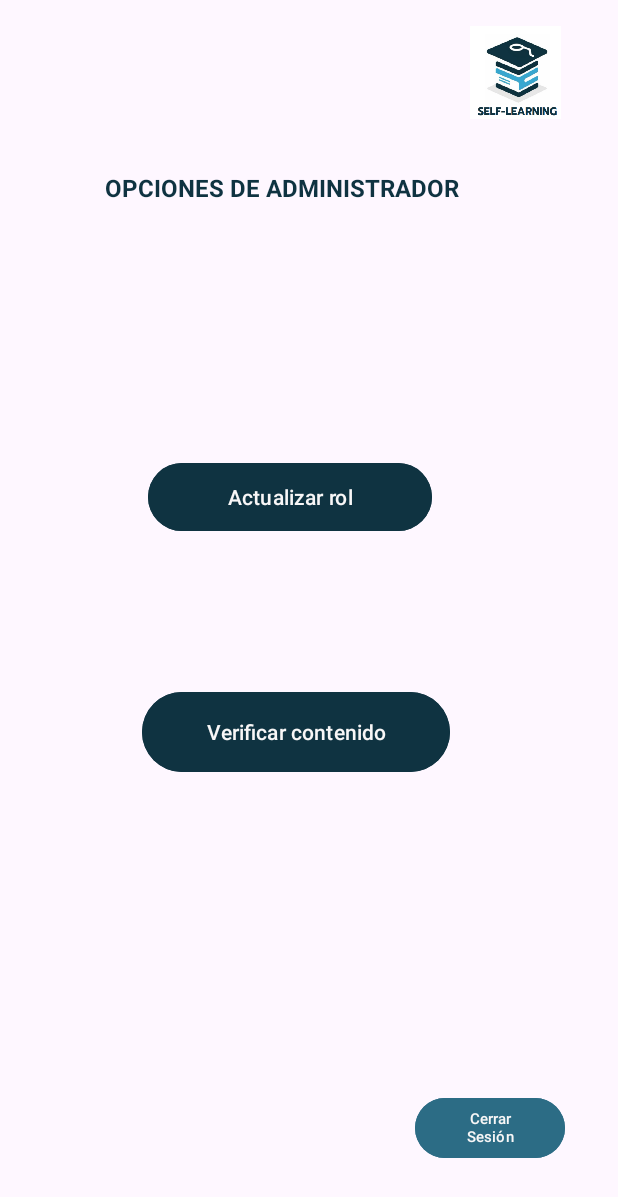
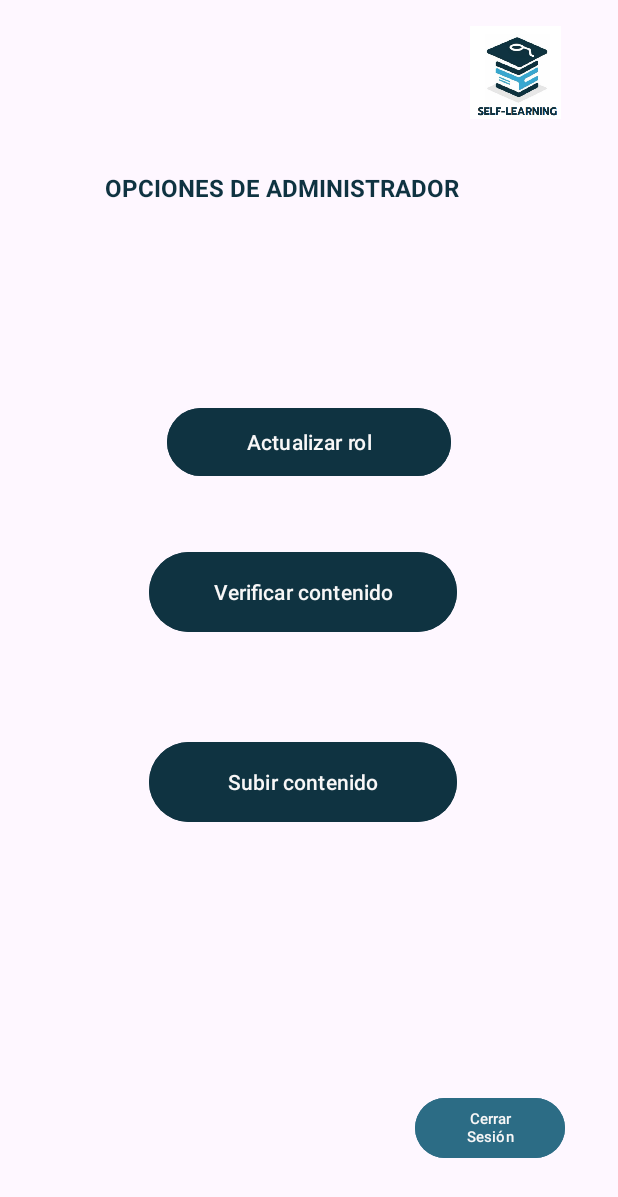
Before and after one commit to NayeliIA/appandroid, an Android app: the AdminInicio screen opened directly, with no data from a screen before it, on a phone screen of 412 x 824 dp. Shown: the top 1197 px of the screen. Run offline under Robolectric (Android 15) with nearby library versions, the phone set to English and light mode, and no system bars.

Commit message:
ultimos cambios con boton

```diff
--- a/app/src/main/java/com/example/alumnos/AdminInicio.java
+++ b/app/src/main/java/com/example/alumnos/AdminInicio.java
@@ -13,6 +13,7 @@ public class AdminInicio extends AppCompatActivity {
     Button buttonAdmin;
     Button buttonContenido;
     Button buttonfinish;
+    Button buttonsubir;
     @Override
     protected void onCreate(Bundle savedInstanceState) {
         super.onCreate(savedInstanceState);
@@ -36,6 +37,15 @@ public class AdminInicio extends AppCompatActivity {
                 startActivity(i);
             }
         });
+
+        buttonsubir = findViewById(R.id.buttonsubir);
+        buttonsubir.setOnClickListener(new View.OnClickListener() {
+            @Override
+            public void onClick(View v) {
+                Intent i = new Intent(AdminInicio.this, AdminCrearPropuesta.class);
+                startActivity(i);
+            }
+        });
         buttonfinish = findViewById(R.id.buttonfinish);
         buttonfinish.setOnClickListener(new View.OnClickListener() {
             @Override
--- a/app/src/main/java/com/example/alumnos/RegistroActivity.java
+++ b/app/src/main/java/com/example/alumnos/RegistroActivity.java
@@ -73,13 +73,12 @@ public class RegistroActivity extends AppCompatActivity {
         String password = contraseñaR.getText().toString();
         String confirmpassword = confirmarcontraseña.getText().toString();
 
-
         // Validamos que todos los campos estén llenos
         if (!name.isEmpty() && !email.isEmpty() && !password.isEmpty() && !confirmpassword.isEmpty()) {
 
             if (isEmailValid(email)) {
                 if (password.equals(confirmpassword)) {
-                    if (password.length() >= 16) {
+                    if (password.length() >= 8) {
                         createUser(name, email, password);
                     }
                     else {
--- a/app/src/main/java/com/example/alumnos/Secundaria.java
+++ b/app/src/main/java/com/example/alumnos/Secundaria.java
@@ -34,8 +34,9 @@ public class Secundaria extends AppCompatActivity {
         atras4.setOnClickListener(new View.OnClickListener() {
             @Override
             public void onClick(View v) {
-                Intent i = new Intent(Secundaria.this, EscolarActivity.class);
-                startActivity(i);
+               // Intent i = new Intent(Secundaria.this, EscolarActivity.class);
+              //  startActivity(i);
+                finish();
             }
         });
         // Crea el adaptador para el Spinner
--- a/app/src/main/res/layout/activity_admin_inicio.xml
+++ b/app/src/main/res/layout/activity_admin_inicio.xml
@@ -5,6 +5,20 @@
     android:layout_width="match_parent"
     android:layout_height="match_parent"
     tools:context=".AdminInicio">
+
+    <Button
+        android:id="@+id/buttonsubir"
+        android:layout_width="205dp"
+        android:layout_height="61dp"
+        android:backgroundTint="#0F3341"
+        android:text="Subir contenido"
+        android:textColor="#F8F7F7"
+        app:layout_constraintBottom_toBottomOf="parent"
+        app:layout_constraintEnd_toEndOf="parent"
+        app:layout_constraintHorizontal_bias="0.48"
+        app:layout_constraintStart_toStartOf="parent"
+        app:layout_constraintTop_toTopOf="parent"
+        app:layout_constraintVertical_bias="0.643" />
 
     <Button
         android:id="@+id/buttonfinish"
@@ -26,15 +40,15 @@
         android:id="@+id/buttonContenido"
         android:layout_width="205dp"
         android:layout_height="61dp"
-        android:textColor="#F8F7F7"
         android:backgroundTint="#0F3341"
         android:text="Verificar contenido"
+        android:textColor="#F8F7F7"
         app:layout_constraintBottom_toBottomOf="parent"
         app:layout_constraintEnd_toEndOf="parent"
-        app:layout_constraintHorizontal_bias="0.459"
+        app:layout_constraintHorizontal_bias="0.48"
         app:layout_constraintStart_toStartOf="parent"
         app:layout_constraintTop_toTopOf="parent"
-        app:layout_constraintVertical_bias="0.6" />
+        app:layout_constraintVertical_bias="0.477" />
 
     <ImageView
         android:id="@+id/imageView9"
@@ -72,9 +86,8 @@
         android:textColor="#F8F7F7"
         app:layout_constraintBottom_toBottomOf="parent"
         app:layout_constraintEnd_toEndOf="parent"
-        app:layout_constraintHorizontal_bias="0.443"
         app:layout_constraintStart_toStartOf="parent"
         app:layout_constraintTop_toTopOf="parent"
-        app:layout_constraintVertical_bias="0.395" />
+        app:layout_constraintVertical_bias="0.348" />
 
 </androidx.constraintlayout.widget.ConstraintLayout>
```
Also changed, not shown: app/src/main/java/com/example/alumnos/SemestreActivity.java (+4 -3 lines).
